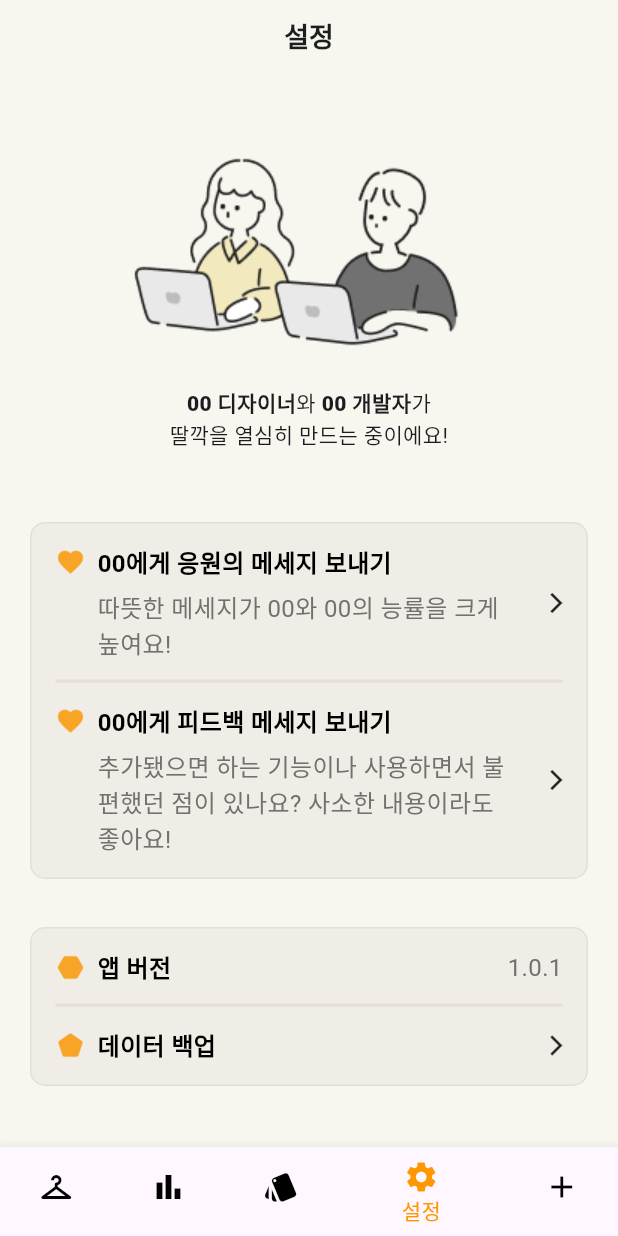
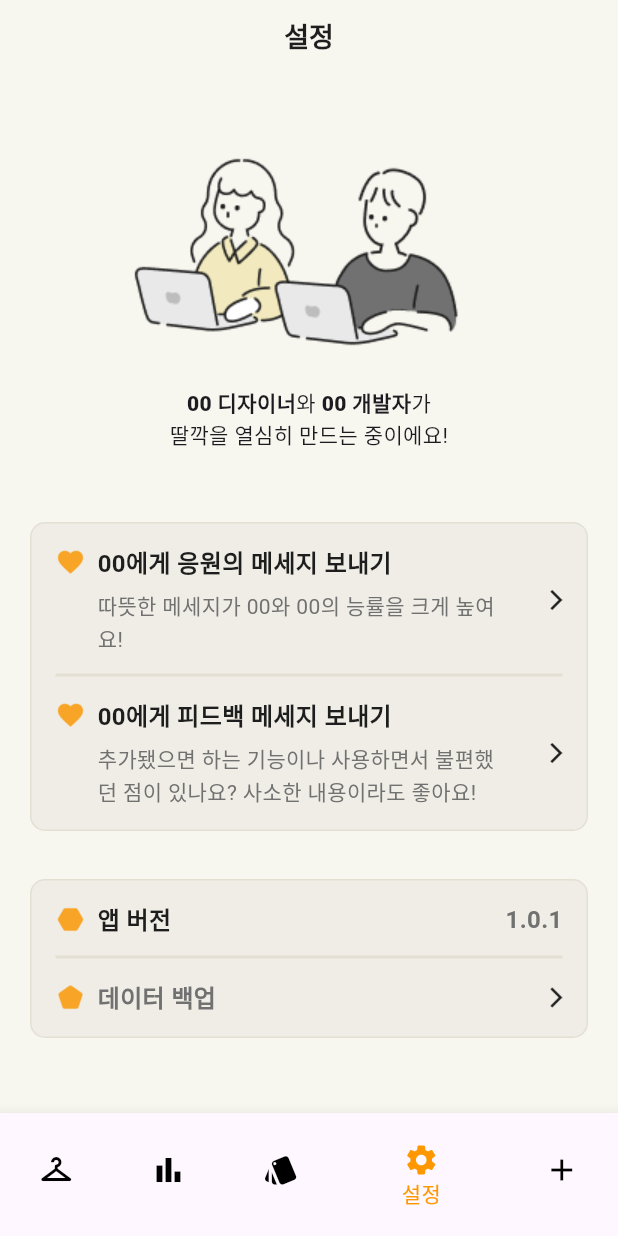
Before and after one commit to REFACTOR-GUNWOO/ttal_kkak, a Flutter app: the MainLayout screen opened directly, item 4 of the bottom bar chosen, on a phone screen of 412 x 824 dp. Run offline on Flutter 3.47's test engine with Material 3 defaults, Android fonts, the phone set to English and light mode, and no system bars; our stand-ins replace flutter_colorpicker, shared_preferences; accounts and stored records are empty; Roboto replaces fonts that are missing (Pretendard).

Commit message:
FAET : 디자인 스타일 추가 - 폰트 스타일 추가 - 컬러 스타일 추가 - setting page 폰트, 컬러 스타일 교체 - add_clothes 플로우 작업중

```diff
--- /dev/null
+++ b/lib/add_clothes.dart
@@ -0,0 +1,107 @@
+import 'package:flutter/material.dart';
+import 'styles/text_styles.dart';
+import 'styles/colors_styles.dart';
+
+class AddClothes extends StatelessWidget {
+  @override
+  Widget build(BuildContext context) {
+    WidgetsBinding.instance.addPostFrameCallback((_) {
+      ShowAddClothesBottomSheet(context);
+    });
+
+    return Container(); // 빈 컨테이너를 반환합니다.
+  }
+}
+
+void ShowAddClothesBottomSheet(BuildContext context) {
+  showModalBottomSheet(
+      context: context,
+      // isScrollControlled: true,
+      builder: (BuildContext context) {
+        return Column(
+          mainAxisAlignment: MainAxisAlignment.start,
+          children: <Widget>[
+            BottomSheetHandle(),
+            BottomSheetAppBar(),
+            Padding(
+              padding: const EdgeInsets.all(16.0),
+              child: Column(
+                children: [
+                  TextField(
+                    decoration: InputDecoration(
+                      hintText: '메모를 입력해주세요.',
+                      border: OutlineInputBorder(),
+                      contentPadding: EdgeInsets.symmetric(
+                          vertical: 12.0, horizontal: 14.0),
+                    ),
+                  ),
+                  SizedBox(height: 10),
+                  Text('옷을 잘 구분할 수 있는 옷 이름으로 등록해주세요.',
+                      textAlign: TextAlign.left,
+                      style: BodyTextStyles.Regular14),
+                  SizedBox(height: 20),
+                  ElevatedButton(
+                    onPressed: () {
+                      Navigator.pop(context);
+                    },
+                    child: Text('Close'),
+                  ),
+                ],
+              ),
+            ),
+          ],
+        );
+      });
+}
+
+class BottomSheetAppBar extends StatelessWidget {
+  const BottomSheetAppBar({super.key});
+
+  @override
+  Widget build(BuildContext context) {
+    return Container(
+        padding: EdgeInsets.symmetric(horizontal: 16.0),
+        height: 56.0, // 일반적인 앱바 높이
+        child: Row(
+          mainAxisAlignment: MainAxisAlignment.spaceBetween,
+          children: <Widget>[
+            IconButton(
+              icon: Icon(Icons.close, color: Color(0xff1e1e1e)),
+              onPressed: () {
+                Navigator.pop(context);
+              },
+            ),
+            Text(
+              '등록할 옷 이름',
+              style: TextStyle(color: Color(0xff1e1e1e), fontSize: 20.0),
+            ),
+            IconButton(
+              icon: Icon(Icons.more_vert, color: Color(0xff1e1e1e)),
+              onPressed: () {
+                // 추가 기능
+              },
+            ),
+          ],
+        ));
+  }
+}
+
+class BottomSheetHandle extends StatelessWidget {
+  const BottomSheetHandle({super.key});
+
+  @override
+  Widget build(BuildContext context) {
+    return Container(
+      height: 36,
+      alignment: Alignment.center,
+      child: Container(
+        width: 48,
+        height: 4,
+        decoration: BoxDecoration(
+          color: Colors.grey,
+          borderRadius: BorderRadius.circular(10),
+        ),
+      ),
+    );
+  }
+}
--- a/lib/main.dart
+++ b/lib/main.dart
@@ -1,12 +1,14 @@
+import 'package:flutter/foundation.dart';
 import 'package:flutter/material.dart';
 import 'package:flutter/rendering.dart';
 import 'package:ttal_kkak/add_clothes_page.dart';
+import 'package:ttal_kkak/main_layout.dart';
 import 'package:ttal_kkak/setting_page.dart';
 import 'package:ttal_kkak/splash_page.dart';
 import 'package:ttal_kkak/setting_page.dart';
 
 void main() {
-  debugPaintSizeEnabled=true;
+  debugPaintSizeEnabled = false;
   runApp(MyApp());
 }
 
@@ -20,7 +22,7 @@ class MyApp extends StatelessWidget {
         fontFamily: 'Pretendard',
         primarySwatch: Colors.blue,
       ),
-      home: SettingPage(),
+      home: kDebugMode ? MainLayout() : SplashPage(),
       routes: {
         '/addClothes': (context) => AddClothesPage(),
       },
--- a/lib/main_layout.dart
+++ b/lib/main_layout.dart
@@ -1,4 +1,5 @@
 import 'package:flutter/material.dart';
+import 'package:ttal_kkak/add_clothes.dart';
 import 'package:ttal_kkak/main_page.dart';
 import 'package:ttal_kkak/setting_page.dart';
 
@@ -22,14 +23,15 @@ class _MainLayoutState extends State<MainLayout> {
       body: IndexedStack(
         index: _selectedIndex,
         children: [
-          MainPage(),// 내 옷장 페이지
-          MainPage(),// 통계 페이지
-          MainPage(),// 코디 페이지
-          SettingPage()],// 설정 페이지
+          MainPage(), // 내 옷장 페이지
+          MainPage(), // 통계 페이지
+          MainPage(), // 코디 페이지
+          SettingPage()
+        ], // 설정 페이지
       ),
       bottomNavigationBar: BottomNavigationBar(
         backgroundColor: Colors.black,
-        items: const <BottomNavigationBarItem>[
+        items: [
           BottomNavigationBarItem(
             icon: Icon(Icons.checkroom),
             label: '내 옷장',
@@ -47,7 +49,12 @@ class _MainLayoutState extends State<MainLayout> {
             label: '설정',
           ),
           BottomNavigationBarItem(
-            icon: Icon(Icons.add),
+            icon: IconButton(
+              icon: Icon(Icons.add),
+              onPressed: () {
+                ShowAddClothesBottomSheet(context);
+              },
+            ),
             label: '추가',
           ),
         ],
--- a/lib/setting_page.dart
+++ b/lib/setting_page.dart
@@ -1,23 +1,19 @@
 import 'package:flutter/material.dart';
+import 'styles/text_styles.dart';
+import 'styles/colors_styles.dart';
 
 class SettingPage extends StatelessWidget {
   //원본위젯
   @override
   Widget build(BuildContext context) {
     return Scaffold(
-      backgroundColor: Color(0xFFF7F6EF),
+      backgroundColor: SignatureColors.begie200,
       appBar: AppBar(
         //앱바
-        backgroundColor: Color(0xFFF7F6EF),
-        title: Text(
-          '설정',
-          style: TextStyle(
-            fontFamily: 'Pretendard',
-            fontWeight: FontWeight.bold,
-            fontSize: 18,
-            color: Color(0xff1e1e1e),
-          ),
-        ),
+        backgroundColor: SignatureColors.begie200,
+        title: Text('설정',
+            style:
+                OneLineTextStyles.Bold18.copyWith(color: SystemColors.black)),
         centerTitle: true,
         elevation: 0,
         toolbarHeight: 48,
@@ -88,9 +84,9 @@ class CommunicationList extends StatelessWidget {
     return Container(
       margin: EdgeInsets.symmetric(vertical: 8.0),
       decoration: BoxDecoration(
-        color: Color(0xffEFEDE5), // 배경색 설정
+        color: SignatureColors.begie300, // 배경색 설정
         border: Border.all(
-          color: Color(0xffE3E0D3), // 아웃라인 색상 설정
+          color: SignatureColors.begie500, // 아웃라인 색상 설정
           width: 1, // 아웃라인 두께 설정
         ),
         borderRadius: BorderRadius.circular(10), // 테두리 모서리를 둥글게 설정 (선택 사항)
@@ -119,14 +115,9 @@ class CommunicationList extends StatelessWidget {
                                 height: 20, // 아이콘 높이
                               ),
                               SizedBox(width: 8), // 아이콘과 텍스트 사이 간격
-                              Text(
-                                '00에게 응원의 메세지 보내기',
-                                style: TextStyle(
-                                  fontSize: 16, // 텍스트 크기
-                                  fontWeight: FontWeight.w600,
-                                  color: Colors.black, // 텍스트 색상
-                                ),
-                              ),
+                              Text('00에게 응원의 메세지 보내기',
+                                  style: OneLineTextStyles.SemiBold16.copyWith(
+                                      color: SystemColors.black)),
                             ],
                           ),
                           SizedBox(
@@ -141,11 +132,8 @@ class CommunicationList extends StatelessWidget {
                               Flexible(
                                 child: Text(
                                   '따뜻한 메세지가 00와 00의 능률을 크게 높여요!',
-                                  style: TextStyle(
-                                    fontSize: 16, // 텍스트 크기
-                                    fontWeight: FontWeight.w400,
-                                    color: Color(0xff717171), // 텍스트 색상
-                                  ),
+                                  style: BodyTextStyles.Regular14.copyWith(
+                                      color: SystemColors.gray800),
                                 ),
                               ),
                             ],
@@ -168,7 +156,7 @@ class CommunicationList extends StatelessWidget {
             // 디바이더
             height: 0,
             child: Divider(
-              color: Color(0xffE3E0D3), // Divider 색상
+              color: SignatureColors.begie500, // Divider 색상
               thickness: 2, // Divider 두께
               indent: 16, // Divider 시작 지점의 패딩
               endIndent: 16, // Divider 끝 지점의 패딩
@@ -195,14 +183,9 @@ class CommunicationList extends StatelessWidget {
                                 height: 20, // 아이콘 높이
                               ),
                               SizedBox(width: 8), // 아이콘과 텍스트 사이 간격
-                              Text(
-                                '00에게 피드백 메세지 보내기',
-                                style: TextStyle(
-                                  fontSize: 16, // 텍스트 크기
-                                  fontWeight: FontWeight.w600,
-                                  color: Colors.black, // 텍스트 색상
-                                ),
-                              ),
+                              Text('00에게 피드백 메세지 보내기',
+                                  style: OneLineTextStyles.SemiBold16.copyWith(
+                                      color: SystemColors.black)),
                             ],
                           ),
                           SizedBox(
@@ -216,15 +199,11 @@ class CommunicationList extends StatelessWidget {
                               ),
                               Flexible(
                                 child: Text(
-                                  '추가됐으면 하는 기능이나 사용하면서 불편했던 점이 있나요? 사소한 내용이라도 좋아요!',
-                                  softWrap: true,
-                                  overflow: TextOverflow.visible,
-                                  style: TextStyle(
-                                    fontSize: 16, // 텍스트 크기
-                                    fontWeight: FontWeight.w400,
-                                    color: Color(0xff717171), // 텍스트 색상
-                                  ),
-                                ),
+                                    '추가됐으면 하는 기능이나 사용하면서 불편했던 점이 있나요? 사소한 내용이라도 좋아요!',
+                                    softWrap: true,
+                                    overflow: TextOverflow.visible,
+                                    style: BodyTextStyles.Regular14.copyWith(
+                                        color: SystemColors.gray800)),
                               ),
                             ],
                           ),
@@ -255,9 +234,9 @@ class SettingList extends StatelessWidget {
     return Container(
       margin: EdgeInsets.symmetric(vertical: 8.0),
       decoration: BoxDecoration(
-        color: Color(0xffEFEDE5), // 배경색 설정
+        color: SignatureColors.begie300, // 배경색 설정
         border: Border.all(
-          color: Color(0xffE3E0D3), // 아웃라인 색상 설정
+          color: SignatureColors.begie500, // 아웃라인 색상 설정
           width: 1, // 아웃라인 두께 설정
         ),
         borderRadius: BorderRadius.circular(10), // 테두리 모서리를 둥글게 설정 (선택 사항)
@@ -280,24 +259,14 @@ class SettingList extends StatelessWidget {
                     SizedBox(width: 8), // 아이콘과 텍스트 사이 간격
                     Expanded(
                       child: Container(
-                        child: Text(
-                          '앱 버전 ',
-                          style: TextStyle(
-                            fontSize: 16, // 텍스트 크기
-                            fontWeight: FontWeight.w600,
-                            color: Colors.black, // 텍스트 색상
-                          ),
-                        ),
+                        child: Text('앱 버전 ',
+                            style: OneLineTextStyles.SemiBold16.copyWith(
+                                color: SystemColors.black)),
                       ),
                     ),
-                    Text(
-                      '1.0.1',
-                      style: TextStyle(
-                        fontSize: 16, // 텍스트 크기
-                        fontWeight: FontWeight.w400,
-                        color: Color(0xff717171), // 텍스트 색상
-                      ),
-                    ),
+                    Text('1.0.1',
+                        style: OneLineTextStyles.SemiBold16.copyWith(
+                            color: SystemColors.gray800))
                   ],
                 )
               ])
@@ -306,7 +275,7 @@ class SettingList extends StatelessWidget {
           SizedBox(
             height: 0,
             child: Divider(
-              color: Color(0xffE3E0D3), // Divider 색상
+              color: SignatureColors.begie500, // Divider 색상
               thickness: 2, // Divider 두께
               indent: 16, // Divider 시작 지점의 패딩
               endIndent: 16, // Divider 끝 지점의 패딩
@@ -328,14 +297,9 @@ class SettingList extends StatelessWidget {
                     SizedBox(width: 8), // 아이콘과 텍스트 사이 간격
                     Expanded(
                       child: Container(
-                        child: Text(
-                          '데이터 백업',
-                          style: TextStyle(
-                            fontSize: 16, // 텍스트 크기
-                            fontWeight: FontWeight.w600,
-                            color: Colors.black, // 텍스트 색상
-                          ),
-                        ),
+                        child: Text('데이터 백업',
+                            style: OneLineTextStyles.SemiBold16.copyWith(
+                                color: SystemColors.gray800)),
                       ),
                     ),
                     Image.asset(
--- /dev/null
+++ b/lib/styles/colors_styles.dart
@@ -0,0 +1,30 @@
+import 'package:flutter/material.dart';
+
+class SystemColors {
+  //블랙 & 화이트
+  static const Color white = Color(0xFFffffff);
+  static const Color black = Color(0xFF1e1e1e);
+
+  //그레이
+  static const Color gray100 = Color(0xFFF8F8F8);
+  static const Color gray300 = Color(0xFFE9E9E9);
+  static const Color gray500 = Color(0xFFD8D8D8);
+  static const Color gray600 = Color(0xFFBDBDBD);
+  static const Color gray700 = Color(0xFF999999);
+  static const Color gray800 = Color(0xFF717171);
+}
+
+class SignatureColors {
+  //오렌지
+  static const Color orange200 = Color(0xFFFFBE5B);
+  static const Color orange400 = Color(0xFFF8A426);
+  static const Color orange700 = Color(0xFFB36B00);
+
+  //베이지
+  static const Color begie200 = Color(0xFFF7F6EF);
+  static const Color begie300 = Color(0xFFEFEDE5);
+  static const Color begie500 = Color(0xFFE3E0D3);
+  static const Color begie600 = Color(0xFFD6D3C4);
+  static const Color begie700 = Color(0xFFCCC7B3);
+  static const Color begie800 = Color(0xFF847F69);
+}
--- /dev/null
+++ b/lib/styles/text_styles.dart
@@ -0,0 +1,121 @@
+import 'package:flutter/material.dart';
+
+//extraBold = w800
+//bold = w700
+//semiBold = w600
+//medium = w500
+//regular = w400
+
+class BodyTextStyles {
+  //Lineheight=true
+  static const TextStyle Medium12 = TextStyle(
+      fontFamily: 'Pretendard',
+      fontSize: 12,
+      fontWeight: FontWeight.w500,
+      height: 1.5);
+
+  static const TextStyle Regular14 = TextStyle(
+      fontFamily: 'Pretendard',
+      fontSize: 14,
+      fontWeight: FontWeight.w400,
+      height: 1.5);
+
+  static const TextStyle SemiBold14 = TextStyle(
+      fontFamily: 'Pretendard',
+      fontSize: 14,
+      fontWeight: FontWeight.w600,
+      height: 1.5);
+
+  static const TextStyle Regular16 = TextStyle(
+      fontFamily: 'Pretendard',
+      fontSize: 16,
+      fontWeight: FontWeight.w400,
+      height: 1.5);
+
+  static const TextStyle Bold16 = TextStyle(
+      fontFamily: 'Pretendard',
+      fontSize: 16,
+      fontWeight: FontWeight.w700,
+      height: 1.5);
+
+  static const TextStyle Bold20 = TextStyle(
+      fontFamily: 'Pretendard',
+      fontSize: 20,
+      fontWeight: FontWeight.w700,
+      height: 1.5);
+
+  static const TextStyle Bold24 = TextStyle(
+      fontFamily: 'Pretendard',
+      fontSize: 24,
+      fontWeight: FontWeight.w700,
+      height: 1.5);
+}
+
+class OneLineTextStyles {
+  //Lineheight=false
+  static const TextStyle Medium10 = TextStyle(
+    fontFamily: 'Pretendard',
+    fontSize: 10,
+    fontWeight: FontWeight.w500,
+  );
+
+  static const TextStyle SemiBold10 = TextStyle(
+    fontFamily: 'Pretendard',
+    fontSize: 10,
+    fontWeight: FontWeight.w600,
+  );
+
+  static const TextStyle Medium12 = TextStyle(
+    fontFamily: 'Pretendard',
+    fontSize: 12,
+    fontWeight: FontWeight.w500,
+  );
+
+  static const TextStyle Bold12 = TextStyle(
+    fontFamily: 'Pretendard',
+    fontSize: 12,
+    fontWeight: FontWeight.w700,
+  );
+
+  static const TextStyle Medium14 = TextStyle(
+    fontFamily: 'Pretendard',
+    fontSize: 14,
+    fontWeight: FontWeight.w500,
+  );
+
+  static const TextStyle Bold14 = TextStyle(
+    fontFamily: 'Pretendard',
+    fontSize: 14,
+    fontWeight: FontWeight.w700,
+  );
+
+  static const TextStyle SemiBold16 = TextStyle(
+    fontFamily: 'Pretendard',
+    fontSize: 16,
+    fontWeight: FontWeight.w600,
+  );
+
+  static const TextStyle Bold16 = TextStyle(
+    fontFamily: 'Pretendard',
+    fontSize: 16,
+    fontWeight: FontWeight.w700,
+  );
+
+  static const TextStyle ExtraBold16 = TextStyle(
+    fontFamily: 'Pretendard',
+    fontSize: 16,
+    fontWeight: FontWeight.w800,
+  );
+
+  static const TextStyle Bold18 = TextStyle(
+    fontFamily: 'Pretendard',
+    fontSize: 18,
+    fontWeight: FontWeight.w700,
+  );
+
+  static const TextStyle SemiBold20 = TextStyle(
+    fontFamily: 'Pretendard',
+    fontSize: 20,
+    fontWeight: FontWeight.w600,
+  );
+}
--- a/pubspec.yaml
+++ b/pubspec.yaml
@@ -74,10 +74,15 @@ flutter:
     - family: Pretendard
       fonts:
         - asset: assets/fonts/Pretendard-ExtraBold.otf
+          weight: 800
         - asset: assets/fonts/Pretendard-Bold.otf
+          weight: 700
         - asset: assets/fonts/Pretendard-SemiBold.otf
+          weight: 600
         - asset: assets/fonts/Pretendard-Medium.otf
+          weight: 500
         - asset: assets/fonts/Pretendard-Regular.otf
+          weight: 400
 
   # To add assets to your application, add an assets section, like this:
   # assets:
```
